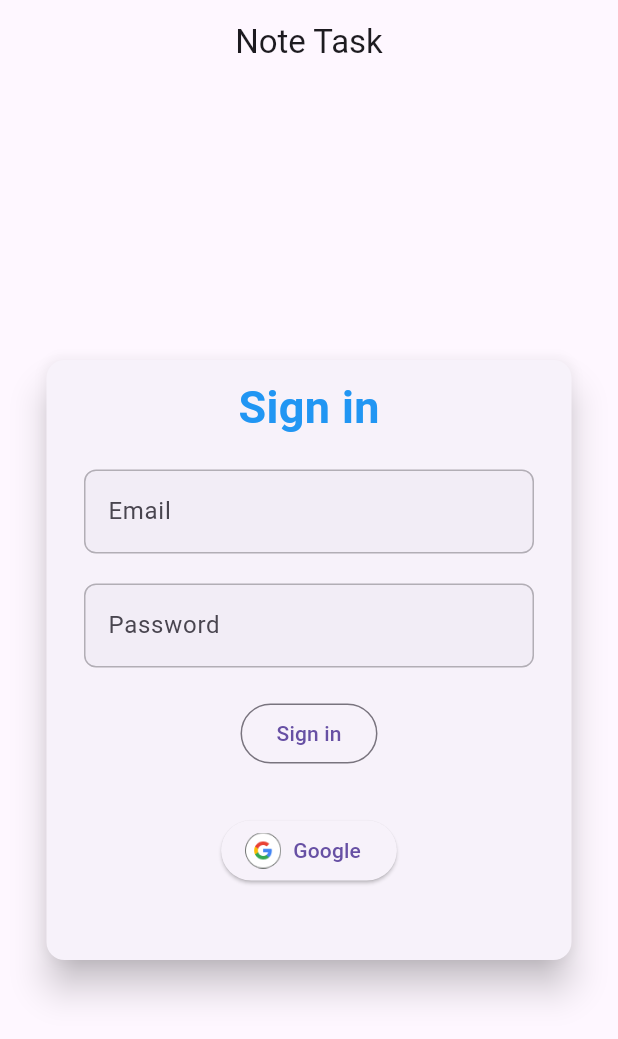
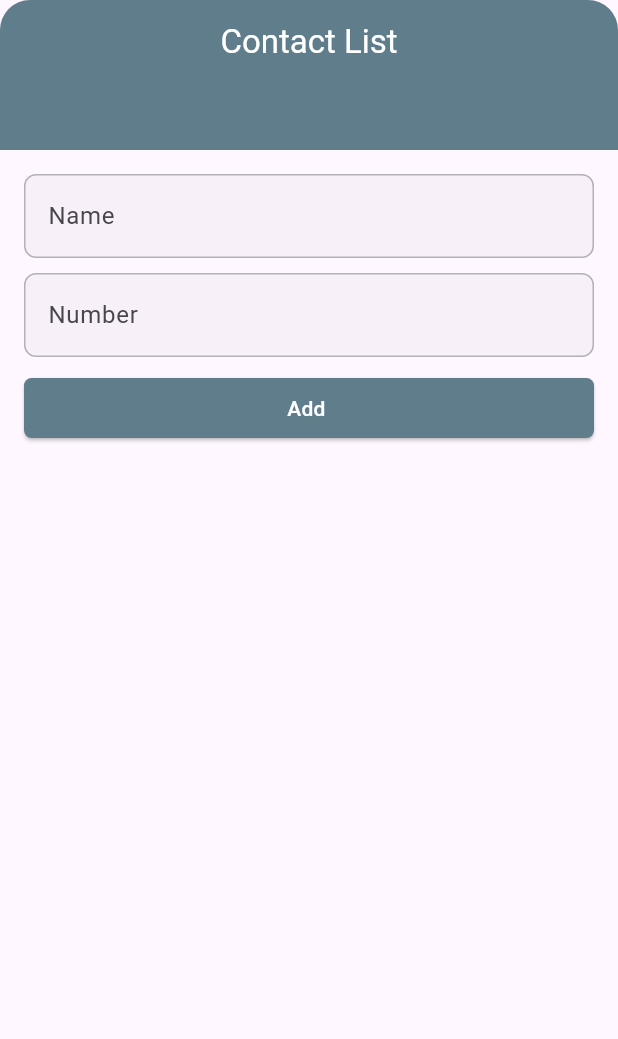
Before and after one commit to SaidurRahman1004/FlutterAdvancePeactise, a Flutter app: the screen it shows after launch, on a phone screen of 412 x 824 dp. Shown: the top 1039 px of the screen. Run offline on Flutter 3.47's test engine with Material 3 defaults, Android fonts, the phone set to English and light mode, and no system bars; our stand-ins replace cloud_firestore, firebase_auth, firebase_core, google_sign_in, hive, hive_flutter; accounts and stored records are empty.

Commit message:
Firebase FireStore CRD Done Contact Page

```diff
--- /dev/null
+++ b/lib/FirebaseFireStore/TestFirestore/contact_store.dart
@@ -0,0 +1,161 @@
+import 'package:flutter/material.dart';
+import 'package:cloud_firestore/cloud_firestore.dart';
+import 'package:firebase_auth/firebase_auth.dart';
+import 'package:provider/provider.dart';
+import '../../Custom Widgte/InputTextFeild.dart';
+
+/*
+void main() {
+  runApp(const MaterialApp(
+    debugShowCheckedModeBanner: false,
+    home: contactListWitheFbFirestore(),
+  ));
+}
+
+ */
+
+class contactListWitheFbFirestore extends StatefulWidget {
+  const contactListWitheFbFirestore({super.key});
+
+  @override
+  State<contactListWitheFbFirestore> createState() => _contactListAppState();
+}
+
+class _contactListAppState extends State<contactListWitheFbFirestore> {
+  final _nameController = TextEditingController();
+  final _numberController = TextEditingController();
+
+  //contact add function r
+  void _addContact() async {
+    final name = _nameController.text.trim();
+    final number = _numberController.text.trim();
+    if (name.isNotEmpty && number.isNotEmpty) {
+      //Save in FireBase FireStore
+      await FirebaseFirestore.instance.collection("ContactList").add({
+        'Name': name,
+        'Number': number,
+        "timestamp": FieldValue.serverTimestamp(),
+      });
+
+      _nameController.clear();
+      _numberController.clear();
+    }
+  }
+
+  //delet Contact
+  _deleteContact(String docId) {
+    showDialog(
+      context: context,
+      builder: (_) => AlertDialog(
+        title: Text("Confirmation"),
+        content: Text("Are you sure you want to delete this contact?"),
+        actions: [
+          IconButton(
+            onPressed: () {
+              Navigator.of(context).pop();
+            },
+            icon: Icon(Icons.close, color: Colors.grey),
+          ),
+          IconButton(
+            onPressed: () async {
+              await FirebaseFirestore.instance
+                  .collection("ContactList")
+                  .doc(docId)
+                  .delete();
+              Navigator.of(context).pop();
+            },
+            icon: Icon(Icons.delete, color: Colors.red),
+          ),
+        ],
+      ),
+    );
+  }
+
+  @override
+  Widget build(BuildContext context) {
+    return Scaffold(
+      appBar: PreferredSize(
+        preferredSize: Size.fromHeight(100),
+        child: ClipRRect(
+          borderRadius: BorderRadius.only(
+            topLeft: Radius.circular(20),
+            topRight: Radius.circular(20),
+          ),
+          child: AppBar(
+            title: Text("Contact List"),
+            centerTitle: true,
+            backgroundColor: Colors.blueGrey,
+            foregroundColor: Colors.white,
+          ),
+        ),
+      ),
+      body: Column(
+        children: [
+          Padding(
+            padding: EdgeInsets.all(16.0),
+            child: Column(
+              children: [
+                CustomTextField(controller: _nameController, labelText: "Name"),
+                SizedBox(height: 10),
+                CustomTextField(
+                  controller: _numberController,
+                  keyboardType: TextInputType.phone,
+                  labelText: "Number",
+                ),
+                SizedBox(height: 10),
+                ElevatedButton(
+                  onPressed: () {
+                    _addContact();
+                  },
+                  child: Text("Add "),
+                  style: ElevatedButton.styleFrom(
+                    backgroundColor: Colors.blueGrey,
+                    foregroundColor: Colors.white,
+                    minimumSize: const Size(double.infinity, 40),
+                    shape: RoundedRectangleBorder(
+                      borderRadius: BorderRadius.circular(5),
+                    ),
+                  ),
+                ),
+              ],
+            ),
+          ),
+          Expanded(
+            child: StreamBuilder(
+              stream: FirebaseFirestore.instance
+                  .collection("ContactList")
+                  .orderBy("timestamp", descending: true)
+                  .snapshots(),
+              builder: (_, snapshot) {
+                if (!snapshot.hasData) {
+                  return Center(child: CircularProgressIndicator());
+                }
+                return ListView.builder(
+                  itemCount: snapshot.data!.docs.length,
+                  itemBuilder: (_, index) {
+                    final dataControl = snapshot.data!.docs[index];
+                    return Card(
+                      elevation: 5,
+                      child: ListTile(
+                        leading: CircleAvatar(
+                          backgroundColor: Colors.blueGrey,
+                          foregroundColor: Colors.white,
+                          child: Text(dataControl['Name'][0],style: const TextStyle(fontWeight: FontWeight.bold),),
+                        ),
+                        title: Text(dataControl["Name"]),
+                        subtitle: Text(dataControl["Number"]??""),
+                        trailing: Icon(Icons.call, color: Colors.blue),
+                        onLongPress: () =>
+                        _deleteContact( dataControl.id ),
+                      ),
+                    );
+                  },
+                );
+              },
+            ),
+          ),
+        ],
+      ),
+    );
+  }
+}
--- /dev/null
+++ b/lib/services/auth_service.dart
@@ -0,0 +1 @@
+// TODO Implement this library.
```
Also changed, not shown: lib/main.dart (+17 -1 lines).
